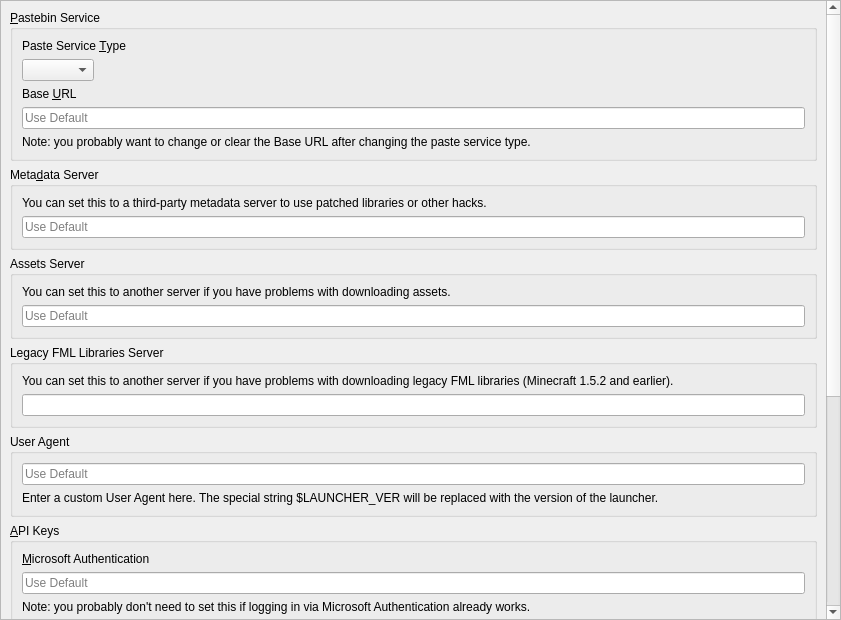
This is launcher/ui/pages/global/APIPage.ui in CleanLauncher/Launcher as Qt 5 draws it before an edit. The edited form follows.
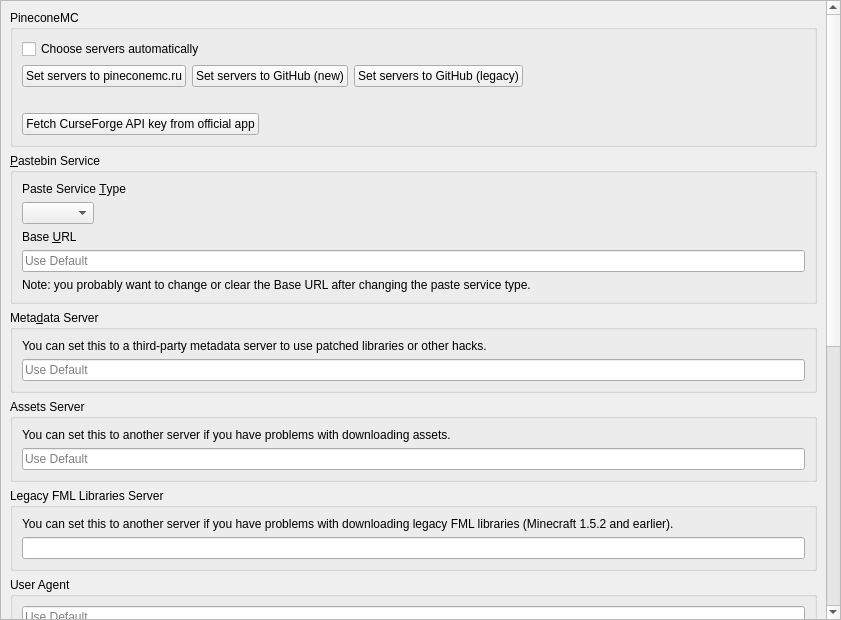
This is the edited form.

Commit message: feat: allow control over server switching, add fetching official Flame API key

Patch:
```diff
--- a/launcher/ui/pages/global/APIPage.ui
+++ b/launcher/ui/pages/global/APIPage.ui
@@ -32,12 +32,113 @@
       <property name="geometry">
        <rect>
         <x>0</x>
-        <y>-262</y>
+        <y>0</y>
         <width>820</width>
-        <height>908</height>
+        <height>1260</height>
        </rect>
       </property>
       <layout class="QVBoxLayout" name="verticalLayout">
+       <item>
+        <widget class="QGroupBox" name="groupBox_pinecone">
+         <property name="title">
+          <string>PineconeMC</string>
+         </property>
+         <layout class="QVBoxLayout" name="verticalLayout_9">
+          <item>
+           <widget class="QCheckBox" name="autoServersCheckBox">
+            <property name="text">
+             <string>Choose servers automatically</string>
+            </property>
+           </widget>
+          </item>
+          <item>
+           <layout class="QHBoxLayout" name="horizontalLayout">
+            <item>
+             <widget class="QPushButton" name="setHostedServers">
+              <property name="sizePolicy">
+               <sizepolicy hsizetype="Fixed" vsizetype="Fixed">
+                <horstretch>0</horstretch>
+                <verstretch>0</verstretch>
+               </sizepolicy>
+              </property>
+              <property name="text">
+               <string>Set servers to pineconemc.ru</string>
+              </property>
+             </widget>
+            </item>
+            <item>
+             <widget class="QPushButton" name="setGitHubNew">
+              <property name="sizePolicy">
+               <sizepolicy hsizetype="Fixed" vsizetype="Fixed">
+                <horstretch>0</horstretch>
+                <verstretch>0</verstretch>
+               </sizepolicy>
+              </property>
+              <property name="text">
+               <string>Set servers to GitHub (new)</string>
+              </property>
+             </widget>
+            </item>
+            <item>
+             <widget class="QPushButton" name="setGitHubOld">
+              <property name="sizePolicy">
+               <sizepolicy hsizetype="Fixed" vsizetype="Fixed">
+                <horstretch>0</horstretch>
+                <verstretch>0</verstretch>
+               </sizepolicy>
+              </property>
+              <property name="text">
+               <string>Set servers to GitHub (legacy)</string>
+              </property>
+             </widget>
+            </item>
+            <item>
+             <spacer name="horizontalSpacer">
+              <property name="orientation">
+               <enum>Qt::Orientation::Horizontal</enum>
+              </property>
+              <property name="sizeHint" stdset="0">
+               <size>
+                <width>40</width>
+                <height>20</height>
+               </size>
+              </property>
+             </spacer>
+            </item>
+           </layout>
+          </item>
+          <item>
+           <spacer name="horizontalSpacer_2">
+            <property name="orientation">
+             <enum>Qt::Orientation::Horizontal</enum>
+            </property>
+            <property name="sizeHint" stdset="0">
+             <size>
+              <width>40</width>
+              <height>20</height>
+             </size>
+            </property>
+           </spacer>
+          </item>
+          <item>
+           <widget class="QPushButton" name="fetchFlameKey">
+            <property name="sizePolicy">
+             <sizepolicy hsizetype="Fixed" vsizetype="Fixed">
+              <horstretch>0</horstretch>
+              <verstretch>0</verstretch>
+             </sizepolicy>
+            </property>
+            <property name="toolTip">
+             <string>Allows the launcher to download all CurseForge modpacks and mods directly</string>
+            </property>
+            <property name="text">
+             <string>Fetch CurseForge API key from official app</string>
+            </property>
+           </widget>
+          </item>
+         </layout>
+        </widget>
+       </item>
        <item>
         <widget class="QGroupBox" name="groupBox_paste">
          <property name="title">
```
Left out of the diff: 36 changed lines with no effect on the pictures. The commit also changes 9 other files.
